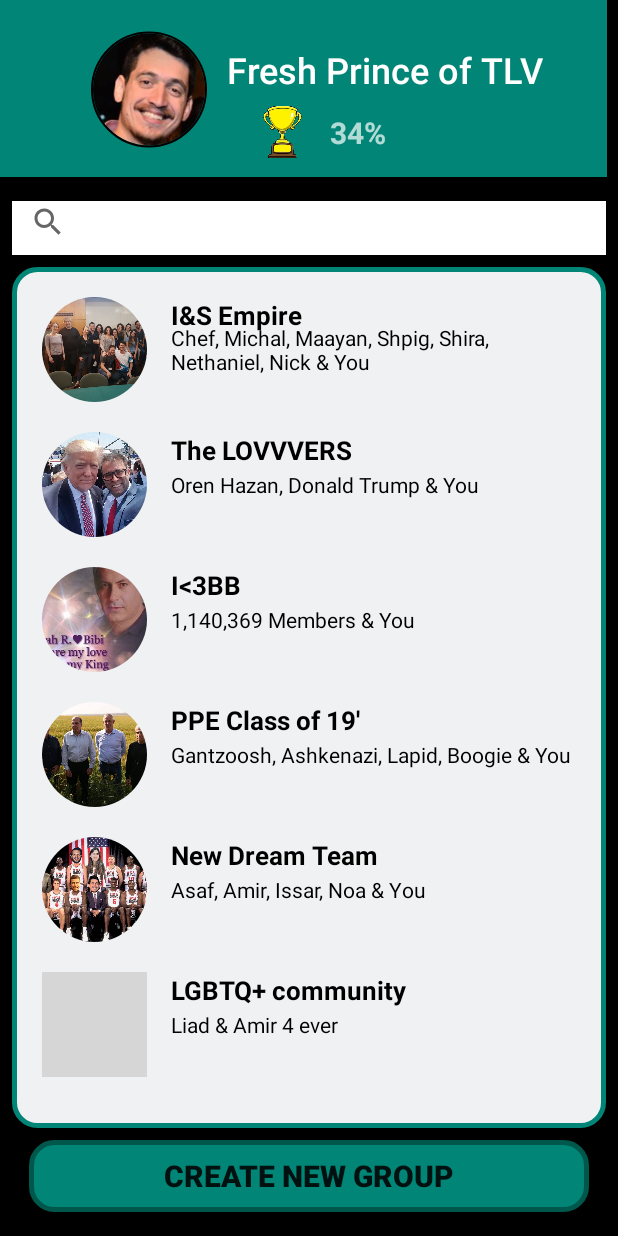
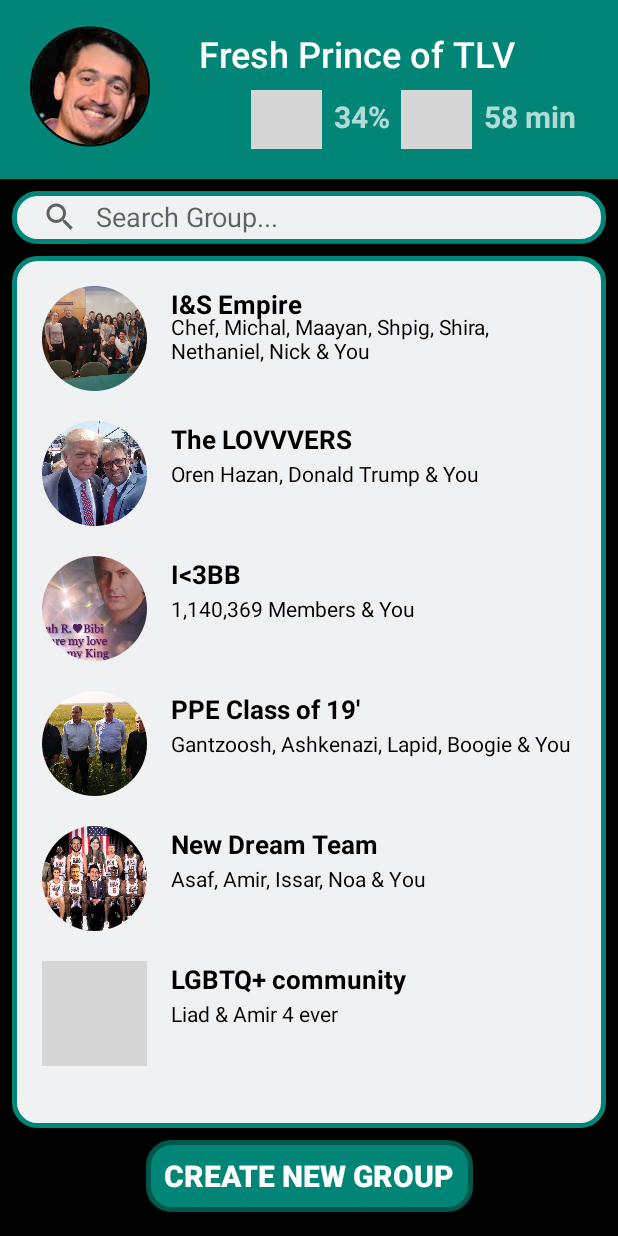
Before and after one commit to amircag/DonTouchV1, an Android app: the screen it shows after launch (HomeScreen), on a phone screen of 412 x 824 dp. Run offline under Robolectric (Android 15) with nearby library versions, the phone set to English and light mode, and no system bars; our stand-ins replace CircleImageView; grey boxes are pictures that could not be loaded.

Commit message:
asaf fix search bar

```diff
--- a/app/src/main/AndroidManifest.xml
+++ b/app/src/main/AndroidManifest.xml
@@ -15,6 +15,7 @@
         android:theme="@style/AppTheme">
 
         <activity android:name=".HomeScreen"
+            android:windowSoftInputMode="adjustPan"
                   android:theme="@style/AppTheme.NoActionBar"
             android:screenOrientation="portrait">
 
--- a/app/src/main/java/com/example/dontouchv1/HomeScreen.java
+++ b/app/src/main/java/com/example/dontouchv1/HomeScreen.java
@@ -9,6 +9,7 @@ import android.util.Log;
 import android.view.View;
 import android.widget.ImageView;
 import android.widget.RelativeLayout;
+import android.widget.SearchView;
 import android.widget.TextView;
 
 import java.util.ArrayList;
@@ -69,17 +70,42 @@ public class HomeScreen extends AppCompatActivity {
         /* Define data members */
         String tempNickname = "Fresh Prince of TLV";
         String tempRating = "34%";
+        String timeOnPhoneText = "58 min";
 
 
         /* Define Views */
         TextView userNickname = findViewById(R.id.name);
         ImageView userProfilePictureHome = findViewById(R.id.MainProfilePicture);
         TextView userRating = findViewById(R.id.rate);
+        TextView timeOnPhone = findViewById(R.id.timeonphone);
+        ImageView TimeOnPhoneIm = findViewById(R.id.timeonphoneimg);
+        SearchView groupSearch = findViewById(R.id.searchView);
+        groupSearch.onActionViewExpanded();
+        groupSearch.setIconifiedByDefault(false);
+        groupSearch.setQueryHint("Search Group...");
+        if(!groupSearch.isFocused()){
+            groupSearch.clearFocus();
+        }
+        groupSearch.setOnQueryTextListener(new SearchView.OnQueryTextListener() {
+            @Override
+            public boolean onQueryTextSubmit(String query) {
+                return false;
+            }
+
+            @Override
+            public boolean onQueryTextChange(String newText) {
+                return false;
+            }
+        });
+
 
         /* Grab user info from server */
         userNickname.setText(tempNickname);
         userRating.setText(tempRating);
         userProfilePictureHome.setImageResource(R.drawable.profile);
+        timeOnPhone.setText(timeOnPhoneText);
+        //TimeOnPhoneIm.setImageResource(R.drawable.ontimesupport2);
+
 
     }
 
--- a/app/src/main/res/layout/activity_home_screen.xml
+++ b/app/src/main/res/layout/activity_home_screen.xml
@@ -2,8 +2,10 @@
 <android.support.constraint.ConstraintLayout xmlns:android="http://schemas.android.com/apk/res/android"
     xmlns:app="http://schemas.android.com/apk/res-auto"
     xmlns:tools="http://schemas.android.com/tools"
+    android:id="@+id/constraintLayout2"
     android:layout_width="match_parent"
     android:layout_height="match_parent"
+
     android:background="#000000"
     tools:context=".HomeScreen">
 
@@ -11,30 +13,32 @@
     <RelativeLayout
         android:id="@+id/Nickname"
 
-        android:layout_width="411dp"
-        android:layout_height="118dp"
-        android:layout_marginEnd="8dp"
-        android:layout_marginRight="8dp"
+        android:layout_width="match_parent"
+        android:layout_height="119dp"
+        android:layout_marginStart="0dp"
+        android:layout_marginLeft="0dp"
         android:background="?attr/colorPrimary"
         android:minHeight="?attr/actionBarSize"
         android:orientation="horizontal"
         android:theme="?attr/actionBarTheme"
         android:visibility="visible"
         app:layout_constraintEnd_toEndOf="parent"
+        app:layout_constraintHorizontal_bias="1.0"
+        app:layout_constraintStart_toStartOf="parent"
         tools:layout_editor_absoluteY="0dp">
 
         <de.hdodenhof.circleimageview.CircleImageView
             android:id="@+id/MainProfilePicture"
-            android:layout_width="77dp"
-            android:layout_height="81dp"
+            android:layout_width="80dp"
+            android:layout_height="84dp"
             android:layout_alignParentStart="true"
             android:layout_alignParentLeft="true"
             android:layout_alignParentTop="true"
             android:layout_alignParentBottom="true"
-            android:layout_marginStart="67dp"
-            android:layout_marginLeft="67dp"
-            android:layout_marginTop="19dp"
-            android:layout_marginBottom="18dp"
+            android:layout_marginStart="20dp"
+            android:layout_marginLeft="30dp"
+            android:layout_marginTop="15dp"
+            android:layout_marginBottom="19dp"
             app:civ_border_color="#000000"
             app:civ_border_width="1dp"
             app:layout_constraintEnd_toEndOf="parent"
@@ -48,10 +52,10 @@
             android:layout_alignParentEnd="true"
             android:layout_alignParentRight="true"
             android:layout_alignParentBottom="true"
-            android:layout_marginLeft="-27dp"
-            android:layout_marginEnd="27dp"
-            android:layout_marginRight="27dp"
-            android:layout_marginBottom="0dp"
+            android:layout_marginLeft="27dp"
+            android:layout_marginEnd="24dp"
+            android:layout_marginRight="24dp"
+            android:layout_marginBottom="12dp"
             android:layout_toRightOf="@id/MainProfilePicture"
             android:orientation="vertical">
 
@@ -82,16 +86,18 @@
                 android:id="@+id/trophy"
                 android:layout_width="47dp"
                 android:layout_height="39dp"
+                android:layout_marginStart="140dp"
+                android:layout_marginLeft="140dp"
                 android:layout_marginEnd="8dp"
                 android:layout_marginRight="8dp"
                 android:layout_marginBottom="8dp"
                 app:layout_constraintBottom_toBottomOf="parent"
                 app:layout_constraintEnd_toStartOf="@+id/rate"
                 app:layout_constraintHorizontal_bias="1.0"
-                app:layout_constraintStart_toStartOf="parent"
-                app:layout_constraintTop_toTopOf="@+id/Nickname"
+                app:layout_constraintStart_toStartOf="@+id/constraintLayout2"
+                app:layout_constraintTop_toBottomOf="@+id/Nickname"
                 app:layout_constraintVertical_bias="1.0"
-                app:srcCompat="@drawable/image"
+                app:srcCompat="@drawable/trophy"
                 tools:layout_conversion_absoluteHeight="35dp"
                 tools:layout_conversion_absoluteWidth="60dp" />
 
@@ -100,10 +106,47 @@
                 android:layout_width="wrap_content"
                 android:layout_height="wrap_content"
                 android:layout_marginTop="8dp"
-                android:layout_marginEnd="120dp"
-                android:layout_marginRight="120dp"
+                android:layout_marginEnd="128dp"
+                android:layout_marginRight="128dp"
                 android:layout_marginBottom="8dp"
                 android:text="34%"
+                android:textSize="20sp"
+                android:textStyle="bold"
+                app:layout_constraintBottom_toBottomOf="parent"
+                app:layout_constraintEnd_toEndOf="parent"
+                app:layout_constraintTop_toBottomOf="@+id/name"
+                app:layout_constraintVertical_bias="0.333"
+                tools:layout_conversion_absoluteHeight="27dp"
+                tools:layout_conversion_absoluteWidth="37dp" />
+
+            <ImageView
+                android:id="@+id/timeonphoneimg"
+                android:layout_width="47dp"
+                android:layout_height="39dp"
+                android:layout_marginStart="8dp"
+                android:layout_marginLeft="8dp"
+                android:layout_marginEnd="8dp"
+                android:layout_marginRight="8dp"
+                android:layout_marginBottom="8dp"
+                app:layout_constraintBottom_toBottomOf="parent"
+                app:layout_constraintEnd_toStartOf="@+id/timeonphone"
+                app:layout_constraintHorizontal_bias="1.0"
+                app:layout_constraintStart_toEndOf="@+id/rate"
+                app:layout_constraintTop_toBottomOf="@+id/Nickname"
+                app:layout_constraintVertical_bias="0.914"
+                app:srcCompat="@drawable/ontimesupport2"
+                tools:layout_conversion_absoluteHeight="35dp"
+                tools:layout_conversion_absoluteWidth="60dp" />
+
+            <TextView
+                android:id="@+id/timeonphone"
+                android:layout_width="wrap_content"
+                android:layout_height="wrap_content"
+                android:layout_marginTop="8dp"
+                android:layout_marginEnd="4dp"
+                android:layout_marginRight="4dp"
+                android:layout_marginBottom="8dp"
+                android:text="58 min"
                 android:textSize="20sp"
                 android:textStyle="bold"
                 app:layout_constraintBottom_toBottomOf="parent"
@@ -118,22 +161,6 @@
 
 
     </RelativeLayout>
-
-    <EditText
-        android:id="@+id/searchEditText"
-        android:layout_width="0dp"
-        android:layout_height="36dp"
-        android:layout_gravity="center"
-        android:layout_marginStart="8dp"
-        android:layout_marginLeft="8dp"
-        android:layout_marginTop="8dp"
-        android:layout_marginEnd="8dp"
-        android:layout_marginRight="8dp"
-        android:background="#FFFFFF"
-        app:layout_constraintEnd_toEndOf="parent"
-        app:layout_constraintHorizontal_bias="0.666"
-        app:layout_constraintStart_toStartOf="parent"
-        app:layout_constraintTop_toTopOf="@+id/searchView" />
 
 
     <LinearLayout
@@ -150,32 +177,55 @@
         app:layout_constraintBottom_toTopOf="@+id/newgroup"
         app:layout_constraintEnd_toEndOf="parent"
         app:layout_constraintStart_toStartOf="parent"
-        app:layout_constraintTop_toBottomOf="@+id/searchEditText">
+        app:layout_constraintTop_toBottomOf="@+id/searchView">
 
         <android.support.v7.widget.RecyclerView
             android:id="@+id/home_recycler_view"
-            android:layout_width="wrap_content"
+            android:layout_width="match_parent"
             android:layout_height="wrap_content"
             android:layout_margin="10dp" />
 
     </LinearLayout>
 
-    <SearchView
-        android:id="@+id/searchView"
+
+    <LinearLayout
+        android:id="@+id/Search"
         android:layout_width="0dp"
-        android:layout_height="43dp"
+        android:layout_height="0dp"
         android:layout_marginStart="8dp"
         android:layout_marginLeft="8dp"
         android:layout_marginTop="8dp"
         android:layout_marginEnd="8dp"
         android:layout_marginRight="8dp"
+        android:layout_marginBottom="8dp"
+        android:background="@drawable/scroll"
+        android:orientation="vertical"
+        app:layout_constraintBottom_toTopOf="@+id/linearLayout"
         app:layout_constraintEnd_toEndOf="parent"
+        app:layout_constraintStart_toStartOf="parent"
+        app:layout_constraintTop_toBottomOf="@+id/Nickname"></LinearLayout>
+
+    <SearchView
+        android:id="@+id/searchView"
+        android:layout_width="0dp"
+        android:layout_height="35dp"
+        android:layout_marginStart="8dp"
+        android:layout_marginLeft="8dp"
+        android:layout_marginTop="8dp"
+        android:layout_marginEnd="8dp"
+        android:layout_marginRight="8dp"
+        android:queryHint="Search Group"
+
+
+
+        app:layout_constraintEnd_toEndOf="parent"
+        app:layout_constraintHorizontal_bias="0.0"
         app:layout_constraintStart_toStartOf="parent"
         app:layout_constraintTop_toBottomOf="@+id/Nickname" />
 
     <Button
         android:id="@+id/newgroup"
-        android:layout_width="373dp"
+        android:layout_width="218dp"
         android:layout_height="wrap_content"
         android:layout_marginStart="8dp"
         android:layout_marginLeft="8dp"
@@ -185,6 +235,7 @@
         android:background="@drawable/newgroup"
         android:text="@string/new_group_button"
         android:textAllCaps="true"
+        android:textColor="#FFFFFF"
         android:textSize="20sp"
         app:layout_constraintBottom_toBottomOf="parent"
         app:layout_constraintEnd_toEndOf="parent"
```
